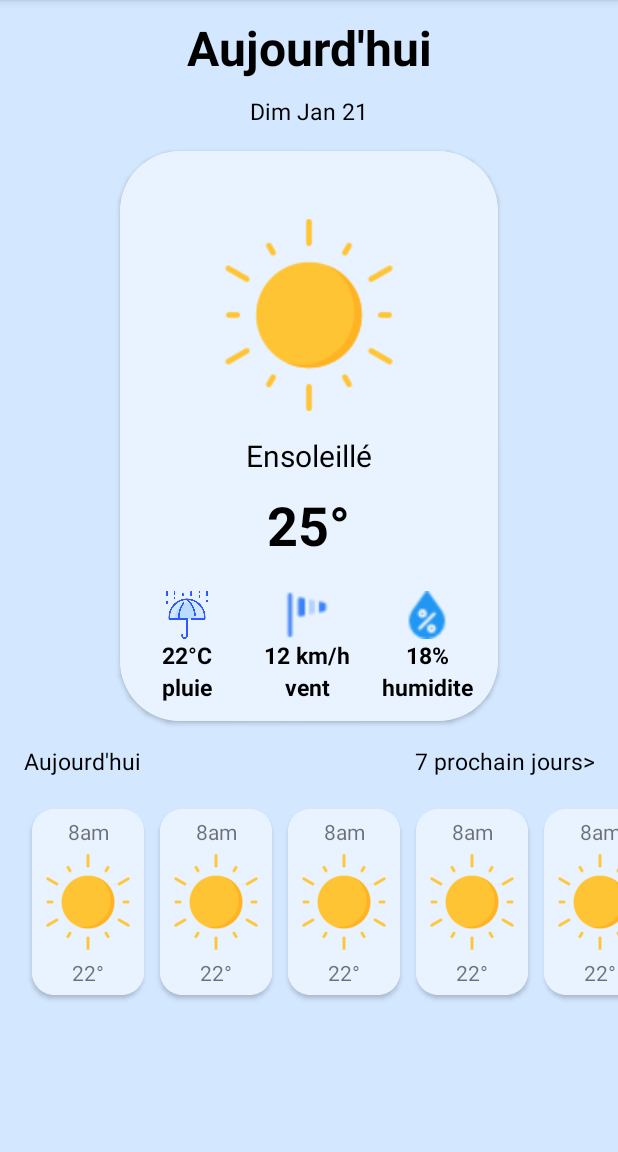
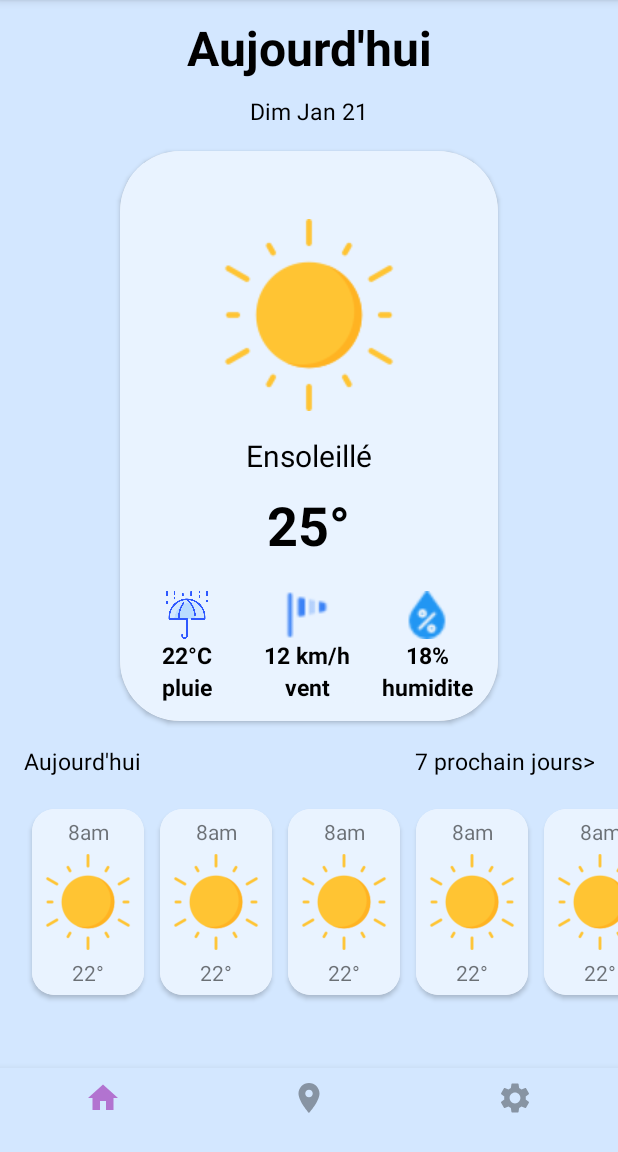
Before and after one commit to hassankh0/application-meteo, an Android app: the screen it shows after launch (MainActivity), on a phone screen of 412 x 824 dp, the part 84-1236 px from its top. Run offline under Robolectric (Android 15) with nearby library versions, the phone set to English and light mode, and no system bars.

Commit message:
BottomNavigation

```diff
--- a/app/src/main/res/layout/activity_main.xml
+++ b/app/src/main/res/layout/activity_main.xml
@@ -15,4 +15,12 @@
         tools:ignore="MissingConstraints"
         tools:layout_editor_absoluteX="-6dp" />
 
+    <com.google.android.material.bottomnavigation.BottomNavigationView
+        android:id="@+id/navigation_view"
+        android:layout_width="match_parent"
+        android:layout_height="wrap_content"
+        android:background="@color/bleu_claire"
+        app:layout_constraintBottom_toBottomOf="parent"
+        app:layout_constraintStart_toStartOf="parent"
+        app:menu="@menu/bottom_navigation_menu" />
 </androidx.constraintlayout.widget.ConstraintLayout>
--- /dev/null
+++ b/app/src/main/res/menu/bottom_navigation_menu.xml
@@ -0,0 +1,15 @@
+<?xml version="1.0" encoding="utf-8"?>
+<menu xmlns:android="http://schemas.android.com/apk/res/android">
+    <item
+    android:id="@+id/home_page"
+    android:icon="@drawable/ic_home"
+    android:title="" />
+    <item
+        android:id="@+id/home_location"
+        android:icon="@drawable/ic_location"
+        android:title="" />
+    <item
+        android:id="@+id/home_setting"
+        android:icon="@drawable/ic_setting"
+        android:title="" />
+</menu>
--- a/app/src/main/res/values/themes.xml
+++ b/app/src/main/res/values/themes.xml
@@ -43,4 +43,8 @@
         <item name="android:textSize">15sp</item>
         <item name="android:textStyle">bold</item>
     </style>
+
+    <style name="BottomnavigationStyle" parent="Widget.Design.BottomNavigationView">
+<!--        <item-->
+    </style>
 </resources>
```
